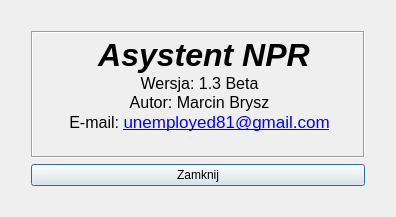
Before: the Qt Designer form asystent npr/about.ui in Marcin81/Asystent_NPR, drawn with Qt 5.
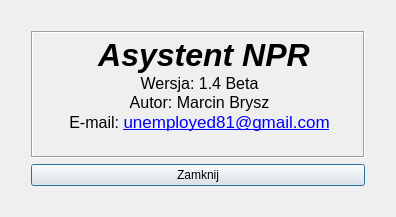
After: the same form once the commit is applied. Icons and pictures are not drawn.

Patch:
```diff
--- a/asystent npr/about.ui
+++ b/asystent npr/about.ui
@@ -64,7 +64,7 @@
 p, li { white-space: pre-wrap; }
 &lt;/style&gt;&lt;/head&gt;&lt;body style=&quot; font-family:'Lucida Grande'; font-size:13pt; font-weight:400; font-style:normal;&quot;&gt;
 &lt;p align=&quot;center&quot; style=&quot; margin-top:0px; margin-bottom:0px; margin-left:0px; margin-right:0px; -qt-block-indent:0; text-indent:0px;&quot;&gt;&lt;img src=&quot;:/images/Berry.png&quot; /&gt;&lt;span style=&quot; font-size:24pt;&quot;&gt; &lt;/span&gt;&lt;span style=&quot; font-size:24pt; font-weight:600; font-style:italic;&quot;&gt;Asystent NPR&lt;/span&gt;&lt;/p&gt;
-&lt;p align=&quot;center&quot; style=&quot; margin-top:0px; margin-bottom:0px; margin-left:0px; margin-right:0px; -qt-block-indent:0; text-indent:0px;&quot;&gt;&lt;span style=&quot; font-size:12pt;&quot;&gt;Wersja: 1.3 Beta&lt;/span&gt;&lt;/p&gt;
+&lt;p align=&quot;center&quot; style=&quot; margin-top:0px; margin-bottom:0px; margin-left:0px; margin-right:0px; -qt-block-indent:0; text-indent:0px;&quot;&gt;&lt;span style=&quot; font-size:12pt;&quot;&gt;Wersja: 1.4 Beta&lt;/span&gt;&lt;/p&gt;
 &lt;p align=&quot;center&quot; style=&quot; margin-top:0px; margin-bottom:0px; margin-left:0px; margin-right:0px; -qt-block-indent:0; text-indent:0px;&quot;&gt;&lt;span style=&quot; font-size:12pt;&quot;&gt;Autor: Marcin Brysz&lt;/span&gt;&lt;/p&gt;
 &lt;p align=&quot;center&quot; style=&quot; margin-top:0px; margin-bottom:0px; margin-left:0px; margin-right:0px; -qt-block-indent:0; text-indent:0px;&quot;&gt;&lt;span style=&quot; font-size:12pt;&quot;&gt;E-mail: &lt;/span&gt;&lt;a href=&quot;unemployed81@gmail.com&quot;&gt;&lt;span style=&quot; text-decoration: underline; color:#0000ff;&quot;&gt;unemployed81@gmail.com&lt;/span&gt;&lt;/a&gt;&lt;/p&gt;
 &lt;p align=&quot;center&quot; style=&quot;-qt-paragraph-type:empty; margin-top:0px; margin-bottom:0px; margin-left:0px; margin-right:0px; -qt-block-indent:0; text-indent:0px; text-decoration: underline; color:#0000ff;&quot;&gt;&lt;/p&gt;&lt;/body&gt;&lt;/html&gt;</string>
```
